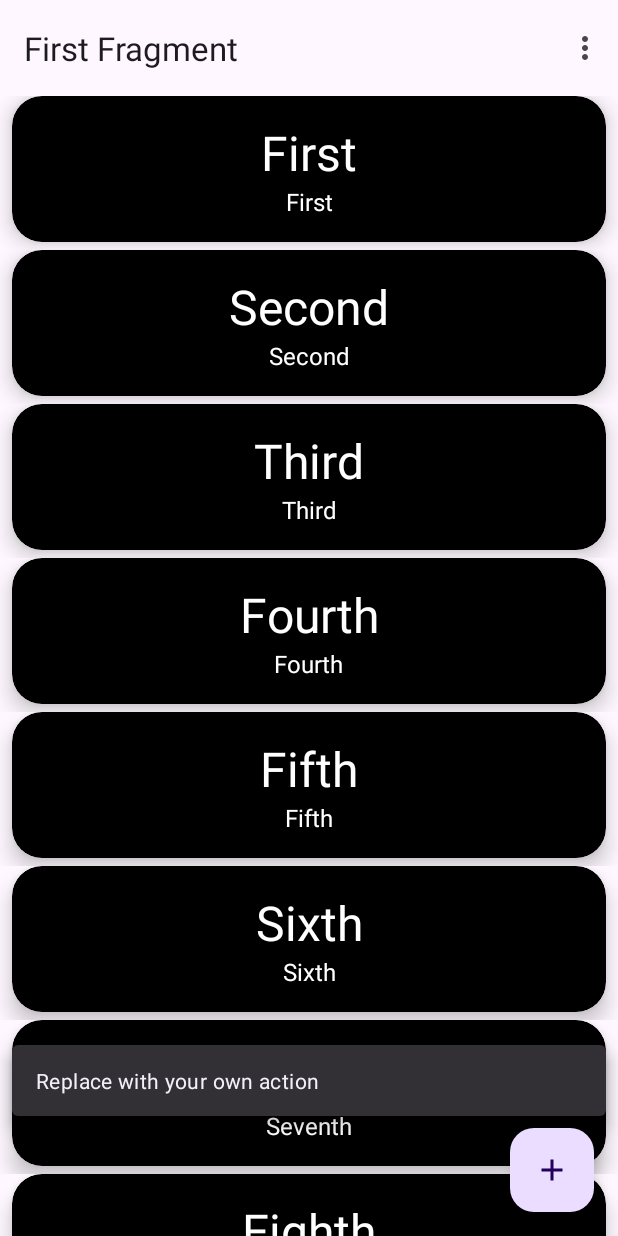
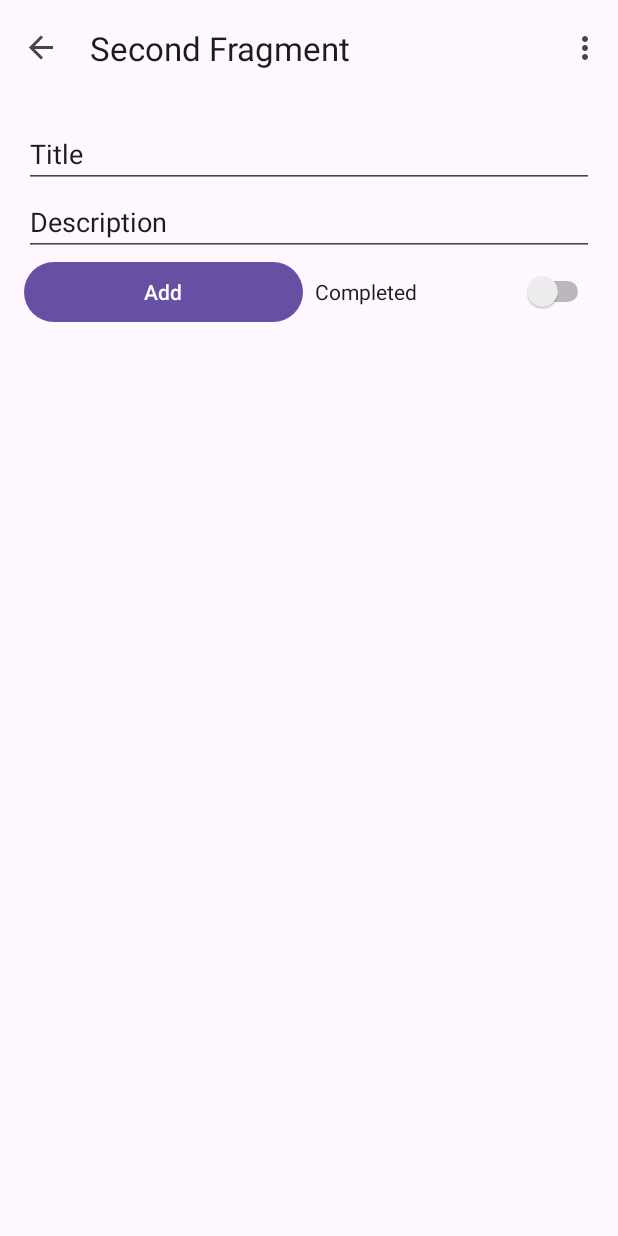
Before and after one commit to sh3boly/Todo-App, an Android app: the screen it shows after launch (MainActivity), after a tap on an icon or button, on a phone screen of 412 x 824 dp. Run offline under Robolectric (Android 15) with nearby library versions, the phone set to English and light mode, and no system bars; our stand-ins replace Room's generated code, navigation-ui.

Commit message:
- Database implementation - Started migrating from fixed strings to locally saved roomDB

```diff
--- /dev/null
+++ b/app/src/main/java/com/example/todoapp/AddTodoFragment.kt
@@ -0,0 +1,71 @@
+package com.example.todoapp
+
+import android.os.Bundle
+import androidx.fragment.app.Fragment
+import android.view.LayoutInflater
+import android.view.View
+import android.view.ViewGroup
+import android.widget.Button
+import android.widget.EditText
+import android.widget.Switch
+import androidx.lifecycle.ViewModelProvider
+import com.example.todoapp.database.Todo
+import com.example.todoapp.databinding.FragmentSecondBinding
+
+/**
+ * A simple [Fragment] subclass as the second destination in the navigation.
+ */
+class AddTodoFragment : Fragment() {
+    private lateinit var viewModel: TodoViewModel
+
+    private var _binding: FragmentSecondBinding? = null
+
+    // This property is only valid between onCreateView and
+    // onDestroyView.
+    private val binding get() = _binding!!
+
+    override fun onCreateView(
+        inflater: LayoutInflater, container: ViewGroup?,
+        savedInstanceState: Bundle?
+    ): View {
+
+        _binding = FragmentSecondBinding.inflate(inflater, container, false)
+        return binding.root
+
+    }
+
+    override fun onViewCreated(view: View, savedInstanceState: Bundle?) {
+        super.onViewCreated(view, savedInstanceState)
+        viewModel = ViewModelProvider(this).get(TodoViewModel::class.java)
+        view.findViewById<Button>(R.id.addBtn).setOnClickListener() {
+            val title = view.findViewById<EditText>(R.id.titleInput).text.toString()
+            val description = view.findViewById<EditText>(R.id.descriptionInput).text.toString()
+            val status = view.findViewById<Switch>(R.id.completedStatus).isChecked
+            if (title.isNotBlank() && description.isNotBlank()) {
+                addTodo(
+                    title = title,
+                    description = description,
+                    status = status,
+                    viewModel = viewModel
+                )
+            }
+
+        }
+
+    }
+
+    override fun onDestroyView() {
+        super.onDestroyView()
+        _binding = null
+    }
+
+    private fun addTodo(
+        title: String,
+        description: String,
+        status: Boolean,
+        viewModel: TodoViewModel
+    ) {
+        val newTodo = Todo(title = title, description = description, status = status)
+        viewModel.upsertTodo(newTodo)
+    }
+}
--- a/app/src/main/java/com/example/todoapp/FirstFragment.kt
+++ b/app/src/main/java/com/example/todoapp/HomeFragment.kt
@@ -5,6 +5,7 @@ import androidx.fragment.app.Fragment
 import android.view.LayoutInflater
 import android.view.View
 import android.view.ViewGroup
+import androidx.navigation.fragment.findNavController
 import androidx.recyclerview.widget.ItemTouchHelper
 import androidx.recyclerview.widget.LinearLayoutManager
 import androidx.recyclerview.widget.RecyclerView
@@ -15,7 +16,7 @@ import com.google.android.material.snackbar.Snackbar
 /**
  * A simple [Fragment] subclass as the default destination in the navigation.
  */
-class FirstFragment : Fragment() {
+class HomeFragment : Fragment() {
 
     private lateinit var newList: ArrayList<TodoModel>
     private lateinit var titles: Array<String>
@@ -28,7 +29,11 @@ class FirstFragment : Fragment() {
         inflater: LayoutInflater, container: ViewGroup?,
         savedInstanceState: Bundle?
     ): View {
+
         _binding = FragmentFirstBinding.inflate(inflater, container, false)
+        binding.fab.setOnClickListener { _ ->
+            findNavController().navigate(R.id.SecondFragment)
+        }
         return binding.root
     }
 
--- a/app/src/main/java/com/example/todoapp/MainActivity.kt
+++ b/app/src/main/java/com/example/todoapp/MainActivity.kt
@@ -9,6 +9,7 @@ import androidx.navigation.ui.navigateUp
 import androidx.navigation.ui.setupActionBarWithNavController
 import android.view.Menu
 import android.view.MenuItem
+import androidx.navigation.Navigation
 import com.example.todoapp.databinding.ActivityMainBinding
 
 class MainActivity : AppCompatActivity() {
@@ -28,11 +29,7 @@ class MainActivity : AppCompatActivity() {
         appBarConfiguration = AppBarConfiguration(navController.graph)
         setupActionBarWithNavController(navController, appBarConfiguration)
 
-        binding.fab.setOnClickListener { view ->
-            Snackbar.make(view, "Replace with your own action", Snackbar.LENGTH_LONG)
-                .setAction("Action", null)
-                .setAnchorView(R.id.fab).show()
-        }
+
     }
 
     override fun onCreateOptionsMenu(menu: Menu): Boolean {
--- /dev/null
+++ b/app/src/main/java/com/example/todoapp/TodoViewModel.kt
@@ -0,0 +1,23 @@
+package com.example.todoapp
+
+import android.app.Application
+import androidx.lifecycle.AndroidViewModel
+import androidx.lifecycle.viewModelScope
+import com.example.todoapp.database.Todo
+import com.example.todoapp.database.TodoDatabase
+import com.example.todoapp.model.TodoModel
+import kotlinx.coroutines.Dispatchers
+import kotlinx.coroutines.launch
+
+class TodoViewModel(app: Application) : AndroidViewModel(app) {
+    private val db: TodoDatabase = TodoDatabase.getInstance(app)
+    fun upsertTodo(todo: Todo) {
+        viewModelScope.launch(Dispatchers.IO) { db.todoDao().upsertTodo(todo) }
+    }
+
+    fun deleteTodo(todo: Todo){
+        viewModelScope.launch(Dispatchers.IO) { db.todoDao().delete(todo) }
+    }
+
+    fun getTodos() = db.todoDao().getAll()
+}
--- /dev/null
+++ b/app/src/main/java/com/example/todoapp/database/TodoDao.kt
@@ -0,0 +1,19 @@
+package com.example.todoapp.database
+
+import androidx.room.Dao
+import androidx.room.Delete
+import androidx.room.Query
+import androidx.room.Upsert
+
+@Dao
+interface TodoDao {
+    @Query("SELECT * FROM Todo")
+    fun getAll(): List<Todo>
+
+    @Upsert
+    fun upsertTodo(vararg todo: Todo)
+
+    @Delete
+    fun delete(todo: Todo)
+
+}
--- /dev/null
+++ b/app/src/main/java/com/example/todoapp/database/TodoDatabase.kt
@@ -0,0 +1,27 @@
+package com.example.todoapp.database
+
+import android.content.Context
+import androidx.room.Database
+import androidx.room.Room
+import androidx.room.RoomDatabase
+
+@Database(entities = [Todo::class], version = 1)
+abstract class TodoDatabase : RoomDatabase() {
+    abstract fun todoDao(): TodoDao
+
+    companion object {
+        @Volatile
+        private var INSTANCE: TodoDatabase? = null
+        fun getInstance(context: Context): TodoDatabase {
+            return INSTANCE ?: synchronized(this) {
+
+                val instance = Room
+                    .databaseBuilder(context, TodoDatabase::class.java, "DB")
+                    .build()
+                INSTANCE = instance
+                instance
+            }
+        }
+
+    }
+}
--- a/app/src/main/java/com/example/todoapp/model/TodoModel.kt
+++ b/app/src/main/java/com/example/todoapp/model/TodoModel.kt
@@ -2,5 +2,7 @@ package com.example.todoapp.model
 
 data class TodoModel(
     var title: String,
-    var description: String
+    var description: String,
+    val status: Boolean = false
+
 )
--- a/app/src/main/res/layout/activity_main.xml
+++ b/app/src/main/res/layout/activity_main.xml
@@ -21,13 +21,6 @@
 
     <include layout="@layout/content_main" />
 
-    <com.google.android.material.floatingactionbutton.FloatingActionButton
-        android:id="@+id/fab"
-        android:layout_width="wrap_content"
-        android:layout_height="wrap_content"
-        android:layout_gravity="bottom|end"
-        android:layout_marginEnd="@dimen/fab_margin"
-        android:layout_marginBottom="16dp"
-        app:srcCompat="@drawable/ic_add" />
+
 
 </androidx.coordinatorlayout.widget.CoordinatorLayout>
--- a/app/src/main/res/layout/fragment_second.xml
+++ b/app/src/main/res/layout/fragment_second.xml
@@ -1,35 +1,55 @@
 <?xml version="1.0" encoding="utf-8"?>
-<androidx.core.widget.NestedScrollView xmlns:android="http://schemas.android.com/apk/res/android"
+<androidx.constraintlayout.widget.ConstraintLayout xmlns:android="http://schemas.android.com/apk/res/android"
     xmlns:app="http://schemas.android.com/apk/res-auto"
     xmlns:tools="http://schemas.android.com/tools"
+    android:id="@+id/constraintLayout"
     android:layout_width="match_parent"
     android:layout_height="match_parent"
-    tools:context=".SecondFragment">
+    tools:context=".AddTodoFragment" >
 
-    <androidx.constraintlayout.widget.ConstraintLayout
+    <LinearLayout
         android:layout_width="match_parent"
         android:layout_height="match_parent"
+        android:orientation="vertical"
         android:padding="16dp">
 
-        <Button
-            android:id="@+id/button_second"
-            android:layout_width="wrap_content"
+        <EditText
+            android:id="@+id/titleInput"
+            android:layout_width="match_parent"
             android:layout_height="wrap_content"
-            android:text="@string/previous"
-            app:layout_constraintBottom_toTopOf="@id/textview_second"
-            app:layout_constraintEnd_toEndOf="parent"
-            app:layout_constraintStart_toStartOf="parent"
-            app:layout_constraintTop_toTopOf="parent" />
+            android:ems="10"
+            android:inputType="text"
+            android:text="Title" />
 
-        <TextView
-            android:id="@+id/textview_second"
-            android:layout_width="wrap_content"
+        <EditText
+            android:id="@+id/descriptionInput"
+            android:layout_width="match_parent"
             android:layout_height="wrap_content"
-            android:layout_marginTop="16dp"
-            android:text="@string/lorem_ipsum"
-            app:layout_constraintBottom_toBottomOf="parent"
-            app:layout_constraintEnd_toEndOf="parent"
-            app:layout_constraintStart_toStartOf="parent"
-            app:layout_constraintTop_toBottomOf="@id/button_second" />
-    </androidx.constraintlayout.widget.ConstraintLayout>
-</androidx.core.widget.NestedScrollView>
+            android:ems="10"
+            android:inputType="text"
+            android:text="Description" />
+
+        <LinearLayout
+            android:layout_width="match_parent"
+            android:layout_height="wrap_content"
+            android:orientation="horizontal">
+
+            <Button
+                android:id="@+id/addBtn"
+                android:layout_width="0dp"
+                android:layout_height="wrap_content"
+                android:layout_weight="1"
+                android:text="Add"
+                android:layout_marginRight="8dp"/>
+
+            <Switch
+                android:id="@+id/completedStatus"
+                android:layout_width="0dp"
+                android:layout_height="wrap_content"
+                android:layout_weight="1"
+                android:text="Completed" />
+        </LinearLayout>
+
+    </LinearLayout>
+
+</androidx.constraintlayout.widget.ConstraintLayout>
--- a/app/src/main/res/layout/recycler_view_row.xml
+++ b/app/src/main/res/layout/recycler_view_row.xml
@@ -4,7 +4,7 @@
     xmlns:tools="http://schemas.android.com/tools"
     android:layout_width="match_parent"
     android:layout_height="wrap_content"
-    tools:context=".FirstFragment">
+    tools:context=".HomeFragment">
 
     <androidx.cardview.widget.CardView
         android:layout_width="match_parent"
--- a/app/src/main/res/navigation/nav_graph.xml
+++ b/app/src/main/res/navigation/nav_graph.xml
@@ -7,7 +7,7 @@
 
     <fragment
         android:id="@+id/FirstFragment"
-        android:name="com.example.todoapp.FirstFragment"
+        android:name="com.example.todoapp.HomeFragment"
         android:label="@string/first_fragment_label"
         tools:layout="@layout/fragment_first">
 
@@ -17,7 +17,7 @@
     </fragment>
     <fragment
         android:id="@+id/SecondFragment"
-        android:name="com.example.todoapp.SecondFragment"
+        android:name="com.example.todoapp.AddTodoFragment"
         android:label="@string/second_fragment_label"
         tools:layout="@layout/fragment_second">
 
--- a/build.gradle.kts
+++ b/build.gradle.kts
@@ -2,4 +2,5 @@
 plugins {
     alias(libs.plugins.android.application) apply false
     alias(libs.plugins.jetbrains.kotlin.android) apply false
+    id("com.google.devtools.ksp") version "1.9.0-1.0.13" apply false
 }
```
Also changed, not shown: app/build.gradle.kts (+8 -0 lines), app/src/main/java/com/example/todoapp/SecondFragment.kt (deleted, +0 -44 lines), app/src/main/java/com/example/todoapp/database/Todo.kt (added, +14 -0 lines), app/src/main/res/layout/fragment_first.xml (+16 -2 lines).
